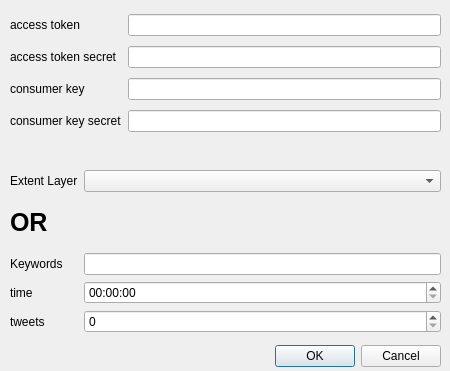
The window that geotweet_dialog_base.ui (Geolicious/geotweet) describes before a commit, drawn with Qt 5.
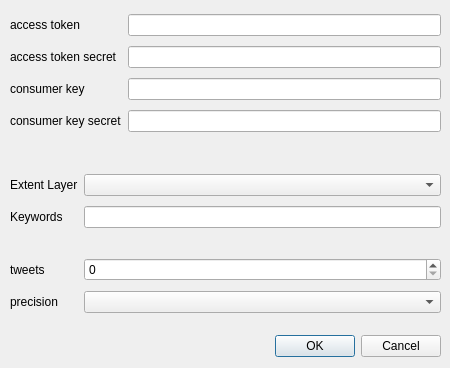
The same window after the commit.

Commit message: enhanced functionality

Patch:
```diff
--- a/geotweet_dialog_base.ui
+++ b/geotweet_dialog_base.ui
@@ -7,7 +7,7 @@
     <x>0</x>
     <y>0</y>
     <width>450</width>
-    <height>371</height>
+    <height>368</height>
    </rect>
   </property>
   <property name="windowTitle">
@@ -17,7 +17,7 @@
    <property name="geometry">
     <rect>
      <x>100</x>
-     <y>340</y>
+     <y>330</y>
      <width>341</width>
      <height>32</height>
     </rect>
@@ -35,7 +35,7 @@
      <x>10</x>
      <y>170</y>
      <width>431</width>
-     <height>163</height>
+     <height>151</height>
     </rect>
    </property>
    <layout class="QGridLayout" name="gridLayout_2">
@@ -59,40 +59,6 @@
     <item row="2" column="1">
      <widget class="QLineEdit" name="keywords"/>
     </item>
-    <item row="3" column="0">
-     <widget class="QLabel" name="label_4">
-      <property name="text">
-       <string>time</string>
-      </property>
-     </widget>
-    </item>
-    <item row="1" column="0">
-     <widget class="QLabel" name="label_3">
-      <property name="font">
-       <font>
-        <pointsize>19</pointsize>
-        <weight>75</weight>
-        <bold>true</bold>
-       </font>
-      </property>
-      <property name="text">
-       <string>OR</string>
-      </property>
-     </widget>
-    </item>
-    <item row="3" column="1">
-     <widget class="QTimeEdit" name="collect_time">
-      <property name="currentSection">
-       <enum>QDateTimeEdit::MinuteSection</enum>
-      </property>
-      <property name="displayFormat">
-       <string>HH:mm:ss</string>
-      </property>
-      <property name="currentSectionIndex">
-       <number>1</number>
-      </property>
-     </widget>
-    </item>
     <item row="4" column="1">
      <widget class="QSpinBox" name="nr_tweets"/>
     </item>
@@ -103,6 +69,29 @@
       </property>
      </widget>
     </item>
+    <item row="5" column="1">
+     <widget class="QComboBox" name="precision"/>
+    </item>
+    <item row="5" column="0">
+     <widget class="QLabel" name="label_7">
+      <property name="text">
+       <string>precision</string>
+      </property>
+     </widget>
+    </item>
+    <item row="3" column="0" colspan="2">
+     <spacer name="horizontalSpacer">
+      <property name="orientation">
+       <enum>Qt::Horizontal</enum>
+      </property>
+      <property name="sizeHint" stdset="0">
+       <size>
+        <width>40</width>
+        <height>20</height>
+       </size>
+      </property>
+     </spacer>
+    </item>
    </layout>
   </widget>
   <widget class="QWidget" name="gridLayoutWidget_2">
```
The commit also changes 2 other files.
